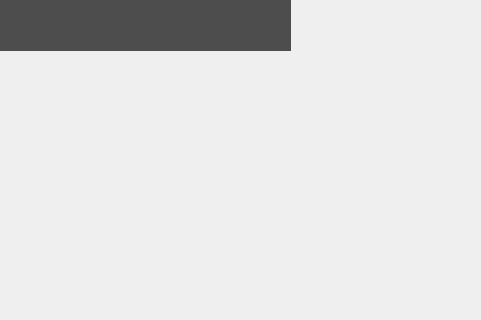
Above: src/client/dlna/dlnaplayerview.ui from missdeer/imchenwen before the change; both pictures show x 170 to 651 and y 0 to 320 of the 800 by 450 pixel window. Below: the same form after it.
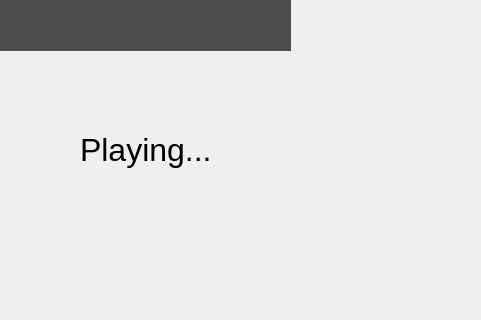
That is the form after the change. Icons and pictures are not drawn.

The edit to the form file:
```diff
--- a/src/client/dlna/dlnaplayerview.ui
+++ b/src/client/dlna/dlnaplayerview.ui
@@ -305,6 +305,32 @@
     </item>
    </layout>
   </widget>
+  <widget class="QLabel" name="label">
+   <property name="geometry">
+    <rect>
+     <x>250</x>
+     <y>130</y>
+     <width>321</width>
+     <height>41</height>
+    </rect>
+   </property>
+   <property name="text">
+    <string>&lt;html&gt;&lt;head/&gt;&lt;body&gt;&lt;p&gt;&lt;span style=&quot; font-size:24pt;&quot;&gt;Playing...&lt;/span&gt;&lt;/p&gt;&lt;/body&gt;&lt;/html&gt;</string>
+   </property>
+  </widget>
+  <widget class="QLabel" name="titleLabel">
+   <property name="geometry">
+    <rect>
+     <x>50</x>
+     <y>200</y>
+     <width>671</width>
+     <height>41</height>
+    </rect>
+   </property>
+   <property name="text">
+    <string/>
+   </property>
+  </widget>
  </widget>
  <resources>
   <include location="../res/icons.qrc"/>
```
